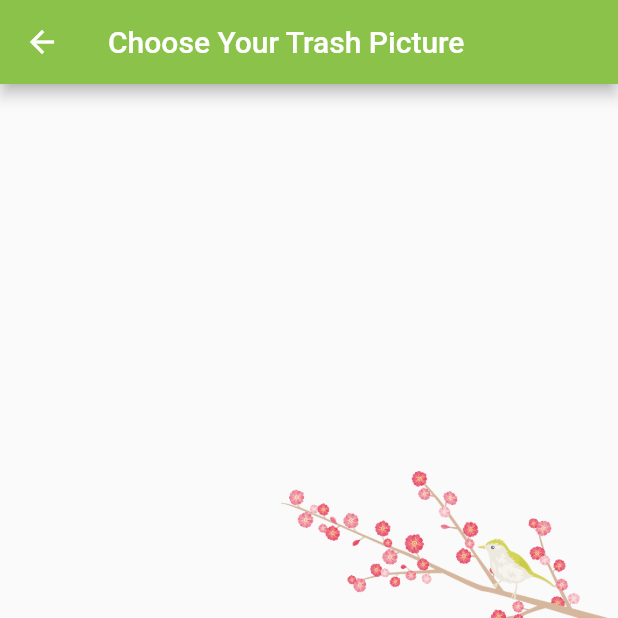
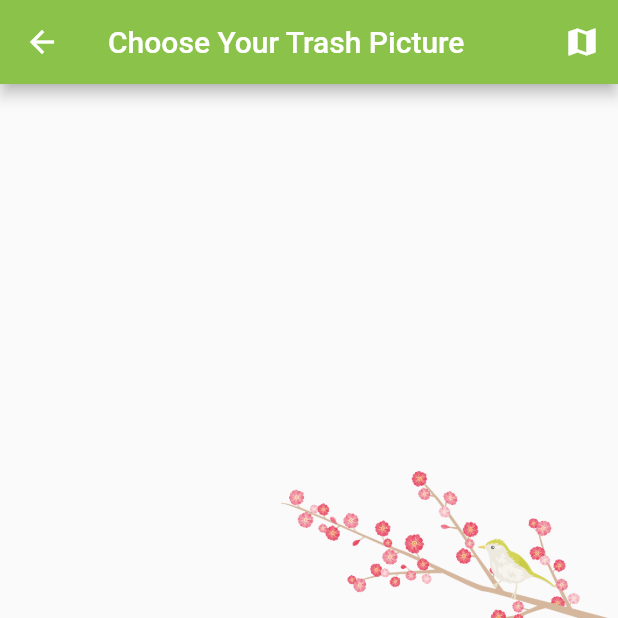
Before and after one commit to s3nmith/recycling-app, a Flutter app: the CameraScreen screen opened directly with empty values, on a phone screen of 412 x 824 dp, the top half of it. Run offline on Flutter 3.47's test engine with Material 2 defaults, Android fonts, the phone set to English and light mode, and no system bars; our stand-ins replace firebase_auth, firebase_core, image_picker, introduction_screen, shared_preferences; missing offline and left inert: tflite; accounts and stored records are empty.

Commit message:
created placeholder and icon for map feature

```diff
--- a/recycling_app/lib/camera/home.dart
+++ b/recycling_app/lib/camera/home.dart
@@ -3,6 +3,7 @@
 import 'package:flutter/material.dart';
 import 'package:tflite/tflite.dart';
 import 'package:image_picker/image_picker.dart';
+import '../map/map.dart';
 
 class CameraScreen extends StatefulWidget {
   final String category;
@@ -95,6 +96,21 @@
             "Choose Your Trash Picture",
             style: TextStyle(color: Colors.white),
           ),
+          actions: <Widget>[
+            IconButton(
+              icon: Icon(
+                Icons.map,
+                color: Colors.white,
+              ),
+              onPressed: () {
+                Navigator.push(
+                  context,
+                  MaterialPageRoute(
+                    builder: (context) => MapPage())
+                );
+              }
+            )
+          ],
           backgroundColor: Colors.lightGreen,
         ),
         body: Center(
@@ -235,8 +251,8 @@
                         ),
                   Column(children: [
                     Column(
-                      mainAxisAlignment: MainAxisAlignment.center,
-                      crossAxisAlignment: CrossAxisAlignment.end,
+                      mainAxisAlignment: MainAxisAlignment.end,
+                      crossAxisAlignment: CrossAxisAlignment.center,
                       children: [
                         SizedBox(
                           height: 55,
```
Also changed, not shown: recycling_app/lib/map/map.dart (added, +48 -0 lines).
